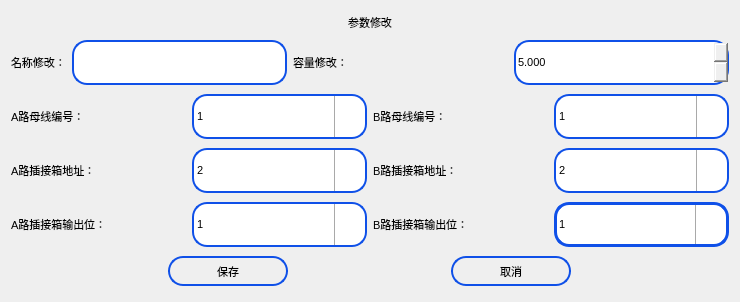
The window that setting/setcabnames/setcabnamedlg.ui (ChinaClever/BusBar-Qt) describes before a commit, drawn with Qt 5.
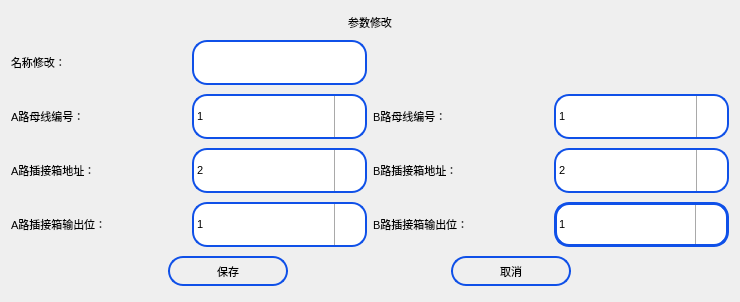
The same window after the commit. Icons and pictures are not drawn.

What changed in the file:
```diff
--- a/setting/setcabnames/setcabnamedlg.ui
+++ b/setting/setcabnames/setcabnamedlg.ui
@@ -59,8 +59,14 @@
          <verstretch>0</verstretch>
         </sizepolicy>
        </property>
+       <property name="minimumSize">
+        <size>
+         <width>175</width>
+         <height>0</height>
+        </size>
+       </property>
        <property name="text">
-        <string>名称修改：</string>
+        <string>名称修改： </string>
        </property>
       </widget>
      </item>
@@ -74,13 +80,13 @@
        </property>
        <property name="minimumSize">
         <size>
-         <width>0</width>
+         <width>175</width>
          <height>45</height>
         </size>
        </property>
        <property name="maximumSize">
         <size>
-         <width>16777215</width>
+         <width>175</width>
          <height>45</height>
         </size>
        </property>
@@ -93,79 +99,20 @@
       </widget>
      </item>
      <item>
-      <widget class="QLabel" name="label_2">
-       <property name="sizePolicy">
-        <sizepolicy hsizetype="Preferred" vsizetype="Fixed">
-         <horstretch>0</horstretch>
-         <verstretch>0</verstretch>
-        </sizepolicy>
+      <spacer name="horizontalSpacer">
+       <property name="orientation">
+        <enum>Qt::Horizontal</enum>
        </property>
-       <property name="text">
-        <string>容量修改：</string>
+       <property name="sizeType">
+        <enum>QSizePolicy::Expanding</enum>
        </property>
-      </widget>
-     </item>
-     <item>
-      <widget class="QDoubleSpinBox" name="capacitySpinBox">
-       <property name="sizePolicy">
-        <sizepolicy hsizetype="Preferred" vsizetype="Fixed">
-         <horstretch>0</horstretch>
-         <verstretch>0</verstretch>
-        </sizepolicy>
-       </property>
-       <property name="minimumSize">
+       <property name="sizeHint" stdset="0">
         <size>
-         <width>0</width>
-         <height>45</height>
+         <width>40</width>
+         <height>20</height>
         </size>
        </property>
-       <property name="maximumSize">
-        <size>
-         <width>16777215</width>
-         <height>45</height>
-        </size>
-       </property>
-       <property name="focusPolicy">
-        <enum>Qt::ClickFocus</enum>
-       </property>
-       <property name="styleSheet">
-        <string notr="true">QDoubleSpinBox::up-button
-{
-	width: 35px;
-	height: 25px;
-	border-left-width:1px;
-	border-left-color:darkgray;
-	border-left-style:solid;
-	border-top-right-radius:3px;
-	image: url(:/new/prefix1/image/up.png);
-	font-size:7px;
-}
-
-QDoubleSpinBox::down-button
-{
-	width: 35px;
-	height: 25px;
-	border-left-width:1px;
-	border-left-color:darkgray;
-	border-left-style:solid;	
-	border-bottom-right-radius:3px;
-	image: url(:/new/prefix1/image/down.png);
-}
-QDoubleSpinBox{
-	border:2px solid rgb(15,80,232);
-	border-radius:15px;
-}</string>
-       </property>
-       <property name="decimals">
-        <number>3</number>
-       </property>
-       <property name="singleStep">
-        <double>0.001000000000000</double>
-       </property>
-       <property name="value">
-        <double>5.000000000000000</double>
-       </property>
-      </widget>
+      </spacer>
      </item>
     </layout>
    </item>
```
